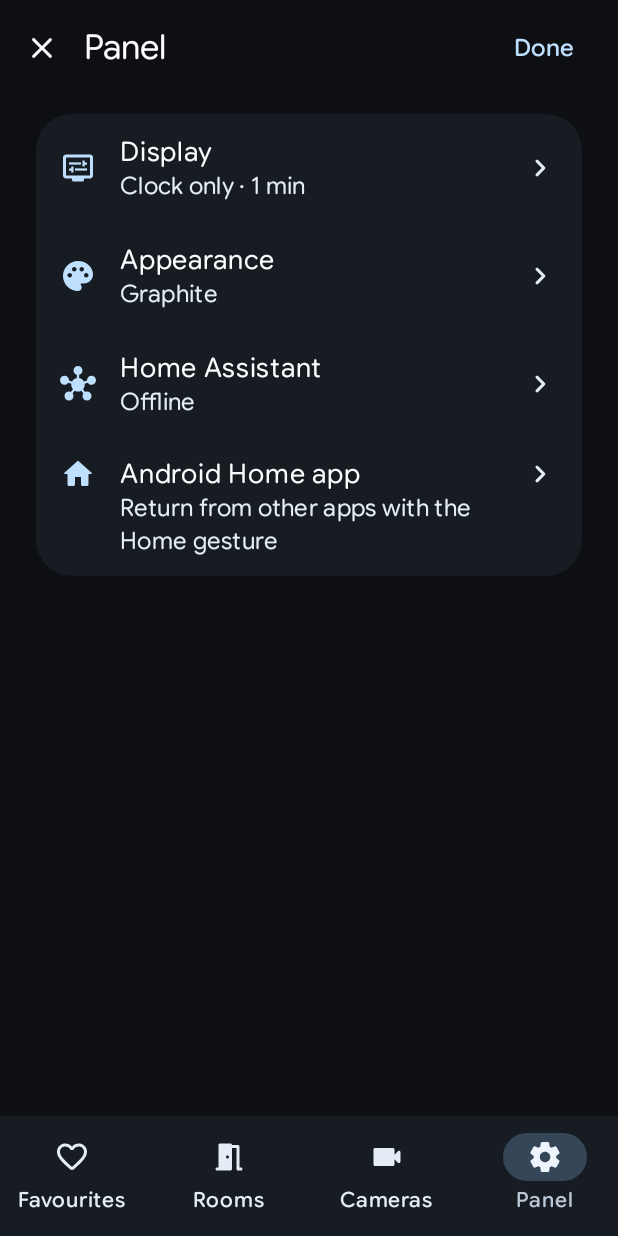
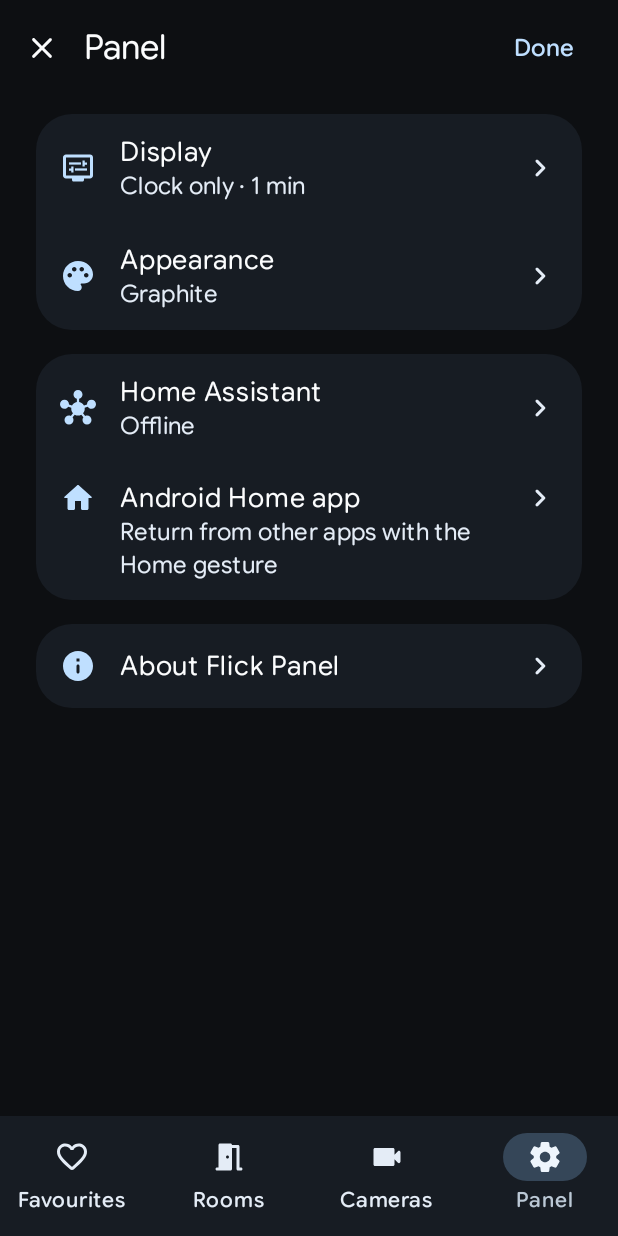
Before and after one commit to alphasixtyfive/flick-panel, an Android app built with Jetpack Compose: the composable EditPanel shown on its own in the app's theme, item 4 of the bottom bar chosen, on a phone screen of 412 x 824 dp. Run offline under Robolectric (Android 15) with nearby library versions, the phone set to English and light mode, and no system bars; pictures from the network do not load.

Commit message:
Add About screen and refine Settings navigation

```diff
--- a/app/build.gradle.kts
+++ b/app/build.gradle.kts
@@ -12,8 +12,8 @@ android {
         applicationId = "app.flickpanel"
         minSdk = 28
         targetSdk = 35
-        versionCode = 51
-        versionName = "0.1.50"
+        versionCode = 52
+        versionName = "0.1.51"
     }
     buildTypes {
         release {
--- a/app/src/main/java/app/flickpanel/ui/Dashboard.kt
+++ b/app/src/main/java/app/flickpanel/ui/Dashboard.kt
@@ -41,6 +41,7 @@ import androidx.compose.ui.semantics.Role
 import androidx.compose.ui.semantics.heading
 import androidx.compose.ui.semantics.semantics
 import androidx.compose.ui.text.font.FontWeight
+import androidx.compose.ui.text.style.TextAlign
 import androidx.compose.ui.text.style.TextOverflow
 import androidx.compose.ui.unit.dp
 import app.flickpanel.Page
@@ -190,7 +191,8 @@ internal fun DashboardNavigation(current: Page, short: Boolean, selectPage: (Pag
                     .padding(horizontal = if (stacked) 4.dp else 12.dp, vertical = 6.dp)
                 val label: @Composable () -> Unit = {
                     Text(page.label, style = style, color = color,
-                        fontWeight = if (selected) FontWeight.SemiBold else style.fontWeight, maxLines = 1,
+                        fontWeight = if (selected) FontWeight.SemiBold else style.fontWeight,
+                        textAlign = if (stacked) TextAlign.Center else TextAlign.Start, maxLines = if (stacked) 2 else 1,
                         overflow = TextOverflow.Ellipsis)
                 }
                 if (stacked) {
--- a/app/src/main/java/app/flickpanel/ui/Editor.kt
+++ b/app/src/main/java/app/flickpanel/ui/Editor.kt
@@ -83,7 +83,8 @@ internal fun EditPanel(state: PanelUi, model: PanelViewModel) {
             section = it
         },
         detailTitle = detailTitle,
-        canSave = activeFormat == null && activePicker == null && activeBadge == null && !state.connectionEditor,
+        canSave = activeFormat == null && activePicker == null && activeBadge == null &&
+            !state.connectionEditor && panelPage?.readOnly != true,
         dirty = dirty,
         busy = state.busy,
         back = {
@@ -96,6 +97,7 @@ internal fun EditPanel(state: PanelUi, model: PanelViewModel) {
                     activeRoom != null -> room = null
                     panelPage != null -> panelPage = when (panelPage) {
                         PanelPage.REMOTE_CONTROL, PanelPage.HOME_BADGES -> PanelPage.HOME_ASSISTANT
+                        PanelPage.FONT_LICENCE -> PanelPage.ABOUT
                         else -> null
                     }
                     else -> finish()
--- a/app/src/main/java/app/flickpanel/ui/PanelSettings.kt
+++ b/app/src/main/java/app/flickpanel/ui/PanelSettings.kt
@@ -23,6 +23,7 @@ import androidx.compose.material.icons.rounded.Close
 import androidx.compose.material.icons.rounded.DisplaySettings
 import androidx.compose.material.icons.rounded.Home
 import androidx.compose.material.icons.rounded.Hub
+import androidx.compose.material.icons.rounded.Info
 import androidx.compose.material.icons.rounded.Palette
 import androidx.compose.material3.AlertDialog
 import androidx.compose.material3.Icon
@@ -37,6 +38,7 @@ import androidx.compose.material3.Text
 import androidx.compose.material3.TextButton
 import androidx.compose.runtime.Composable
 import androidx.compose.runtime.getValue
+import androidx.compose.runtime.key
 import androidx.compose.runtime.mutableStateOf
 import androidx.compose.runtime.remember
 import androidx.compose.runtime.setValue
@@ -55,9 +57,14 @@ import app.flickpanel.config.PanelConfig
 import app.flickpanel.config.PanelTheme
 import app.flickpanel.ha.Link
 
-internal enum class PanelPage(val label: String) {
-    DISPLAY("Display"), APPEARANCE("Appearance"), HOME_ASSISTANT("Home Assistant"), REMOTE_CONTROL("Tablet link"),
+internal enum class PanelPage(val label: String, val readOnly: Boolean = false) {
+    DISPLAY("Display"),
+    APPEARANCE("Appearance"),
+    HOME_ASSISTANT("Home Assistant"),
+    REMOTE_CONTROL("Tablet link"),
     HOME_BADGES("Warning badges"),
+    ABOUT("About Flick Panel", readOnly = true),
+    FONT_LICENCE("Google Sans Flex licence", readOnly = true),
 }
 
 @Composable
@@ -69,25 +76,34 @@ internal fun PanelSettings(
 ) {
     val context = LocalContext.current
     val album = draft.idleAlbum?.title ?: "Clock only"
+    val scroll = key(page) { rememberScrollState() }
     Column(
-        Modifier.fillMaxWidth().verticalScroll(rememberScrollState())
+        Modifier.fillMaxWidth().verticalScroll(scroll)
             .padding(start = setupPadding, end = setupPadding, top = 12.dp, bottom = 24.dp),
         verticalArrangement = Arrangement.spacedBy(16.dp),
     ) {
         when (page) {
-            null -> SettingsListGroup {
-                SettingLink("Display", "$album · ${idleDelay(draft.idleSeconds)}",
+            null -> {
+                SettingsListGroup {
+                    SettingLink(PanelPage.DISPLAY.label, "$album · ${idleDelay(draft.idleSeconds)}",
                         { open(PanelPage.DISPLAY) }, Icons.Rounded.DisplaySettings)
-                SettingLink("Appearance", draft.theme.label, { open(PanelPage.APPEARANCE) }, Icons.Rounded.Palette)
+                    SettingLink(PanelPage.APPEARANCE.label, draft.theme.label,
+                        { open(PanelPage.APPEARANCE) }, Icons.Rounded.Palette)
+                }
+                SettingsListGroup {
                     val connection = when (state.link) {
                         Link.ONLINE -> "Connected"
                         Link.CONNECTING -> "Connecting…"
                         Link.AUTH_REJECTED -> "Sign-in required"
                         Link.OFFLINE -> "Offline"
                     }
-                SettingLink("Home Assistant", connection, { open(PanelPage.HOME_ASSISTANT) }, Icons.Rounded.Hub)
+                    SettingLink(PanelPage.HOME_ASSISTANT.label, connection, { open(PanelPage.HOME_ASSISTANT) }, Icons.Rounded.Hub)
                     SettingLink("Android Home app", "Return from other apps with the Home gesture",
                         { openHomeAppSettings(context) }, Icons.Rounded.Home)
+                }
+                SettingsListGroup {
+                    SettingLink(PanelPage.ABOUT.label, null, { open(PanelPage.ABOUT) }, Icons.Rounded.Info)
+                }
             }
             PanelPage.DISPLAY -> SettingsListGroup {
                 SettingLink("Idle photos", album, choosePhotos,
@@ -134,6 +150,8 @@ internal fun PanelSettings(
             PanelPage.HOME_BADGES -> WarningBadgeSettings(draft.homeBadges, state, chooseBadge, editBadge) { removed ->
                 change(draft.copy(homeBadges = draft.homeBadges - removed))
             }
+            PanelPage.ABOUT -> PanelAbout { open(PanelPage.FONT_LICENCE) }
+            PanelPage.FONT_LICENCE -> FontLicence()
         }
     }
 }
--- a/app/src/main/java/app/flickpanel/ui/SetupLayout.kt
+++ b/app/src/main/java/app/flickpanel/ui/SetupLayout.kt
@@ -86,8 +86,11 @@ internal fun SetupLayout(
                 val fontScale = LocalDensity.current.fontScale
                 val twoPanes = maxWidth >= tabletWidthDp.dp && maxWidth >= 640.dp * fontScale
                 val iconOnlySave = maxWidth < 360.dp || (!twoPanes && fontScale >= 1.3f)
+                val categoryWidth = (224.dp * fontScale.coerceAtLeast(1f)).coerceAtMost(maxWidth / 3)
                 Row(Modifier.fillMaxSize()) {
-                    if (twoPanes) SetupCategoryPane(section, openSection, close, busy)
+                    if (twoPanes) {
+                        SetupCategoryPane(section, openSection, close, busy, Modifier.width(categoryWidth))
+                    }
                     Box(Modifier.weight(1f).fillMaxHeight().padding(start = if (twoPanes) 12.dp else 0.dp),
                         contentAlignment = if (twoPanes) Alignment.TopStart else Alignment.TopCenter) {
                         Column(Modifier.widthIn(max = setupDetailWidth).fillMaxSize()) {
@@ -162,10 +165,10 @@ private fun SetupToolbar(
 
 @Composable
 private fun SetupCategoryPane(
-    section: SetupSection, open: (SetupSection) -> Unit, close: () -> Unit, busy: Boolean,
+    section: SetupSection, open: (SetupSection) -> Unit, close: () -> Unit, busy: Boolean, modifier: Modifier,
 ) {
     val colors = MaterialTheme.colorScheme
-    Column(Modifier.width(224.dp).fillMaxHeight().background(colors.surfaceContainerLow).padding(horizontal = 12.dp)) {
+    Column(modifier.fillMaxHeight().background(colors.surfaceContainerLow).padding(horizontal = 12.dp)) {
         Row(Modifier.fillMaxWidth().heightIn(min = 64.dp), verticalAlignment = Alignment.CenterVertically) {
             IconButton(onClick = close, enabled = !busy) { Icon(Icons.Rounded.Close, "Cancel editing") }
             Text("Settings", Modifier.semantics { heading() }, style = MaterialTheme.typography.titleLarge)
```
Also changed, not shown: app/src/main/java/app/flickpanel/ui/PanelAbout.kt (added, +88 -0 lines). Lines whose indentation alone changed are shown as unchanged.
